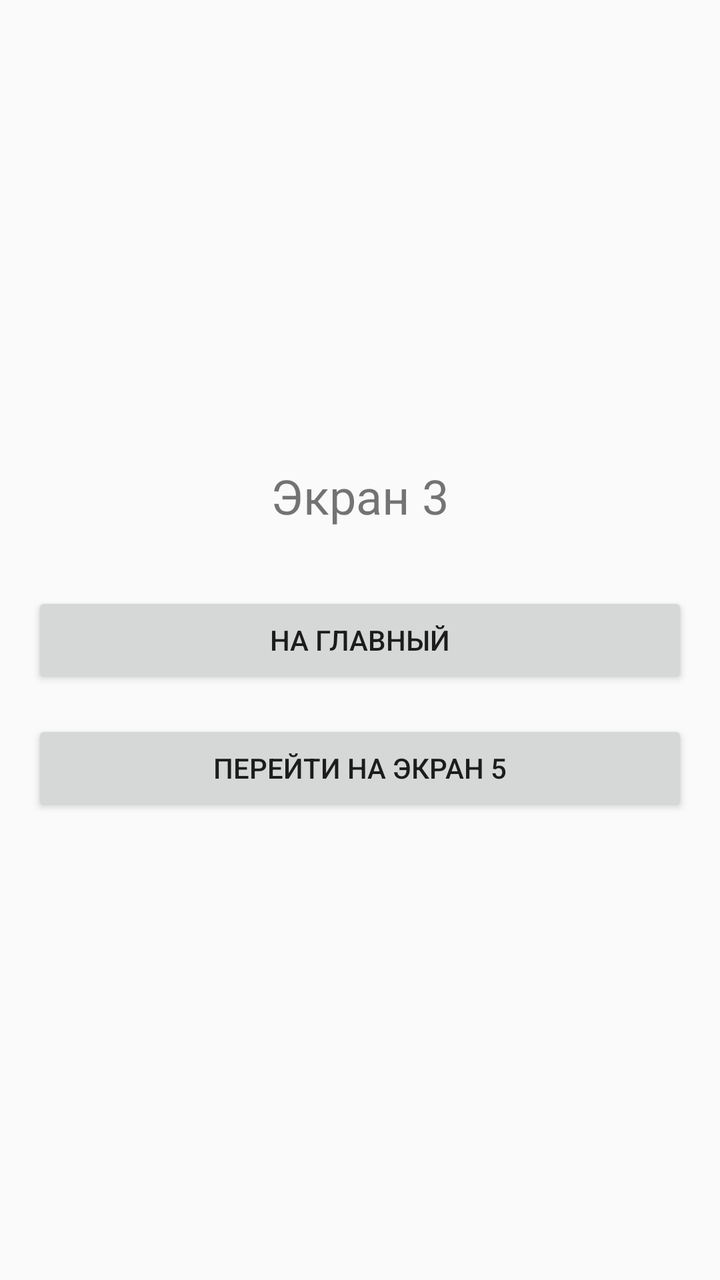
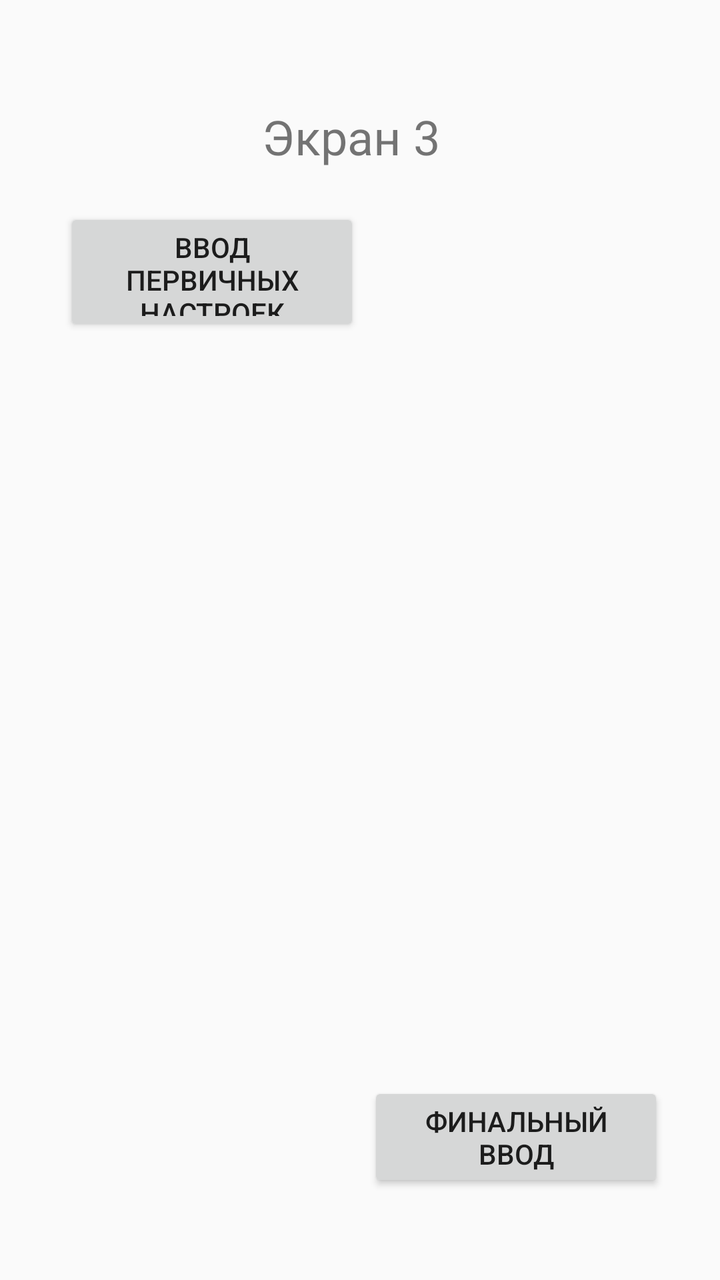

Two renders of the same Android screen: before a commit and after it. Below are the layout's source before the change and the commit's diff.
<!-- AndroidManifest.xml: application theme Theme.AppCompat.Light.DarkActionBar -->
<!-- res/layout/activity_screen3.xml -->
<?xml version="1.0" encoding="utf-8"?>
<LinearLayout xmlns:android="http://schemas.android.com/apk/res/android"
    android:layout_width="match_parent"
    android:layout_height="match_parent"
    android:orientation="vertical"
    android:gravity="center"
    android:padding="16dp">

    <TextView
        android:layout_width="wrap_content"
        android:layout_height="wrap_content"
        android:text="Экран 3"
        android:textSize="24sp"
        android:layout_marginBottom="32dp" />

    <Button
        android:id="@+id/btn_to_screen1"
        android:layout_width="match_parent"
        android:layout_height="wrap_content"
        android:text="На главный"
        android:layout_marginBottom="16dp" />

    <Button
        android:id="@+id/btn_to_screen5"
        android:layout_width="match_parent"
        android:layout_height="wrap_content"
        android:text="Перейти на экран 5" />

</LinearLayout>
<!-- resources referenced by this layout -->
<resources>

</resources>

<!-- the commit's change to res/layout/activity_screen3.xml (unified diff, before → after) -->
@@ -1,5 +1,7 @@
 <?xml version="1.0" encoding="utf-8"?>
-<LinearLayout xmlns:android="http://schemas.android.com/apk/res/android"
+<androidx.constraintlayout.widget.ConstraintLayout xmlns:android="http://schemas.android.com/apk/res/android"
+    xmlns:app="http://schemas.android.com/apk/res-auto"
+    xmlns:tools="http://schemas.android.com/tools"
     android:layout_width="match_parent"
     android:layout_height="match_parent"
     android:orientation="vertical"
@@ -9,21 +11,34 @@
     <TextView
         android:layout_width="wrap_content"
         android:layout_height="wrap_content"
+        android:layout_marginTop="36dp"
+        android:layout_marginEnd="124dp"
         android:text="Экран 3"
         android:textSize="24sp"
-        android:layout_marginBottom="32dp" />
+        app:layout_constraintEnd_toEndOf="parent"
+        app:layout_constraintTop_toTopOf="parent"
+        tools:ignore="MissingConstraints" />
 
     <Button
-        android:id="@+id/btn_to_screen1"
-        android:layout_width="match_parent"
-        android:layout_height="wrap_content"
-        android:text="На главный"
-        android:layout_marginBottom="16dp" />
+        android:id="@+id/btn_to_initial_setup"
+        android:layout_width="148dp"
+        android:layout_height="64dp"
+        android:layout_marginStart="16dp"
+        android:layout_marginTop="88dp"
+        android:text="ввод первичных настроек"
+        app:layout_constraintStart_toStartOf="parent"
+        app:layout_constraintTop_toTopOf="parent"
+        tools:ignore="MissingConstraints" />
 
     <Button
-        android:id="@+id/btn_to_screen5"
-        android:layout_width="match_parent"
-        android:layout_height="wrap_content"
-        android:text="Перейти на экран 5" />
+        android:id="@+id/btn_to_final_input"
+        android:layout_width="148dp"
+        android:layout_height="55dp"
+        android:layout_marginEnd="12dp"
+        android:layout_marginBottom="28dp"
+        android:text="финальный ввод"
+        app:layout_constraintBottom_toBottomOf="parent"
+        app:layout_constraintEnd_toEndOf="parent"
+        tools:ignore="MissingConstraints" />
 
-</LinearLayout>
+</androidx.constraintlayout.widget.ConstraintLayout>
